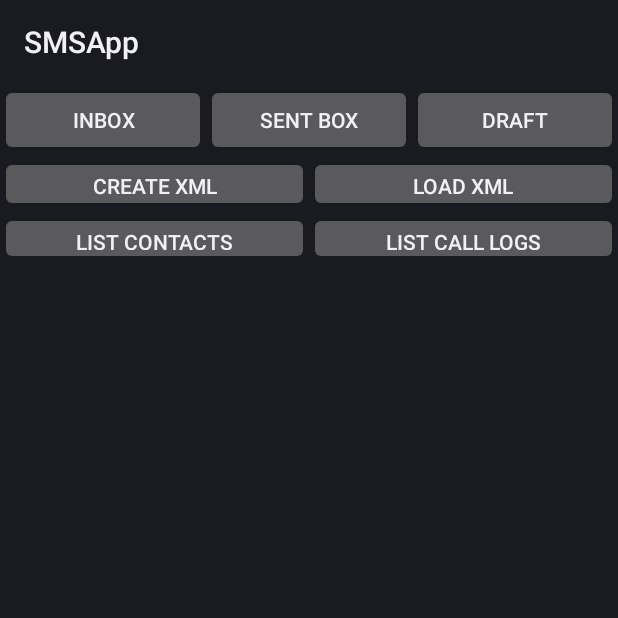
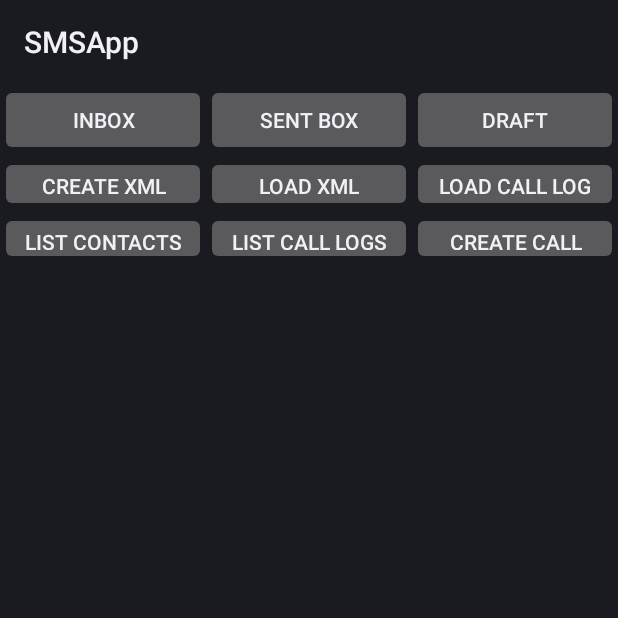
Before and after one commit to jorgemiguelreis/cloudBackup, an Android app: the screen it shows after launch (MessageBox), on a phone screen of 412 x 824 dp, the top half of it. Run offline under Robolectric (Android 15) with nearby library versions, the phone set to English and light mode, and no system bars.

Commit message:
call log xml creation and load

```diff
--- a/tutoriais-testes/SMSApp/app/src/main/AndroidManifest.xml
+++ b/tutoriais-testes/SMSApp/app/src/main/AndroidManifest.xml
@@ -9,6 +9,7 @@
     <uses-permission android:name="android.permission.READ_CONTACTS"/>
     <uses-permission android:name="android.permission.WRITE_CONTACTS"/>
     <uses-permission android:name="android.permission.WRITE_EXTERNAL_STORAGE" />
+    <uses-permission android:name="android.permission.READ_CALL_LOG"/>
 
 	<application android:icon="@drawable/icon" android:label="@string/app_name">
 		<activity android:name=".MessageBox">
--- a/tutoriais-testes/SMSApp/app/src/main/res/layout/messagebox.xml
+++ b/tutoriais-testes/SMSApp/app/src/main/res/layout/messagebox.xml
@@ -15,12 +15,60 @@
 			android:id="@+id/btnDraft" android:text="Draft" android:layout_width="match_parent"></Button>
 	</LinearLayout>
 
-    <Button
-        android:text="Create File"
-        android:id="@+id/btnFile"
-        android:layout_height="61dp"
+    <LinearLayout
+        android:id="@+id/linearLayout"
         android:layout_width="match_parent"
-        android:layout_gravity="right" />
+        android:layout_height="37dp" >
+
+        <Button
+            android:text="Create XML"
+            android:id="@+id/btnCreate"
+            android:layout_height="wrap_content"
+            android:layout_weight="0.5"
+            android:layout_width="match_parent" />
+
+        <Button
+            android:layout_weight="0.5"
+            android:layout_height="wrap_content"
+            android:id="@+id/btnLoad"
+            android:text="Load XML"
+            android:layout_width="match_parent" />
+
+        <Button
+            android:layout_weight="0.5"
+            android:layout_height="wrap_content"
+            android:id="@+id/btnLoadCallLog"
+            android:text="Load Call Log"
+            android:layout_width="match_parent" />
+    </LinearLayout>
+
+    <LinearLayout
+        android:orientation="horizontal"
+        android:layout_width="match_parent"
+        android:layout_height="35dp">
+
+        <Button
+            android:layout_weight="0.5"
+            android:layout_height="wrap_content"
+            android:text="List Contacts"
+            android:layout_width="match_parent"
+            android:id="@+id/btnContacts" />
+
+
+        <Button
+            android:layout_height="wrap_content"
+            android:layout_weight="0.5"
+            android:text="List Call Logs"
+            android:layout_width="match_parent"
+            android:id="@+id/btnCallLogs" />
+
+        <Button
+            android:layout_height="wrap_content"
+            android:layout_weight="0.5"
+            android:text="Create Call Logs XML"
+            android:layout_width="match_parent"
+            android:id="@+id/btnCallLogsXML" />
+    </LinearLayout>
 
     <ListView android:layout_width="match_parent"
 		android:layout_weight="1" android:layout_height="match_parent"
```
Also changed, not shown: tutoriais-testes/SMSApp/app/src/main/java/com/vrs/smsapp/CallLogAdapter.java (added, +52 -0 lines), tutoriais-testes/SMSApp/app/src/main/java/com/vrs/smsapp/CallLogData.java (renamed from tutoriais-testes/SMSApp-src/src/main/java/com/vrs/smsapp/SMSData.java, +9 -9 lines), tutoriais-testes/SMSApp/app/src/main/java/com/vrs/smsapp/MessageBox.java (+161 -39 lines), tutoriais-testes/SMSApp/app/src/main/java/com/vrs/utils/Utils.java (+83 -11 lines), tutoriais-testes/SMSApp/app/src/main/java/com/vrs/utils/XMLParser.java (+57 -0 lines), tutoriais-testes/SMSApp/app/src/main/res/layout/row.xml (+0 -17 lines), 3 other files.
